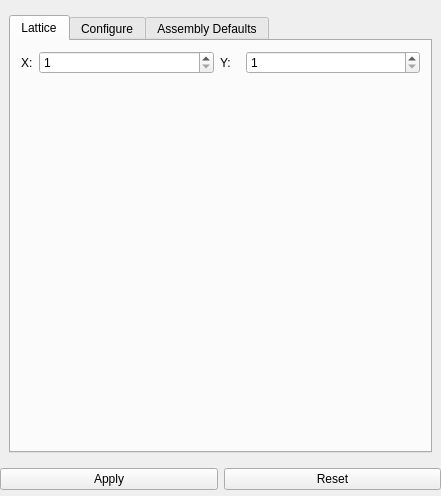
Above: Application/qInputPropertiesWidget.ui from Sprunth/RGG before the change. Below: the same form after it.
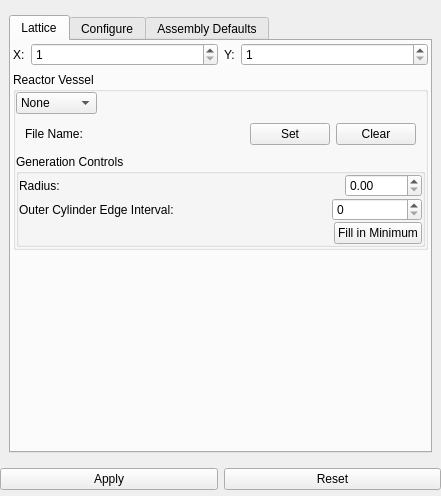
That is the form after the change.

Commit message: move the cylinder out of parameters

Patch:
```diff
--- a/Application/qInputPropertiesWidget.ui
+++ b/Application/qInputPropertiesWidget.ui
@@ -66,44 +66,308 @@
           <attribute name="title">
            <string>Lattice</string>
           </attribute>
-          <layout class="QGridLayout" name="gridLayout_12">
+          <layout class="QVBoxLayout" name="verticalLayout_5">
            <property name="margin">
-            <number>10</number>
+            <number>2</number>
            </property>
-           <item row="0" column="0">
-            <widget class="QLabel" name="coreLabelX">
-             <property name="sizePolicy">
-              <sizepolicy hsizetype="Fixed" vsizetype="Preferred">
-               <horstretch>0</horstretch>
-               <verstretch>0</verstretch>
-              </sizepolicy>
-             </property>
-             <property name="text">
-              <string>X:</string>
-             </property>
-            </widget>
+           <item>
+            <layout class="QHBoxLayout" name="horizontalLayout_12">
+             <item>
+              <widget class="QLabel" name="coreLabelX">
+               <property name="sizePolicy">
+                <sizepolicy hsizetype="Fixed" vsizetype="Preferred">
+                 <horstretch>0</horstretch>
+                 <verstretch>0</verstretch>
+                </sizepolicy>
+               </property>
+               <property name="text">
+                <string>X:</string>
+               </property>
+              </widget>
+             </item>
+             <item>
+              <widget class="QSpinBox" name="coreLatticeX">
+               <property name="minimum">
+                <number>1</number>
+               </property>
+               <property name="maximum">
+                <number>10000</number>
+               </property>
+              </widget>
+             </item>
+             <item>
+              <widget class="QLabel" name="coreLabelY">
+               <property name="sizePolicy">
+                <sizepolicy hsizetype="Fixed" vsizetype="Preferred">
+                 <horstretch>0</horstretch>
+                 <verstretch>0</verstretch>
+                </sizepolicy>
+               </property>
+               <property name="text">
+                <string>Y:</string>
+               </property>
+              </widget>
+             </item>
+             <item>
+              <widget class="QSpinBox" name="coreLatticeY">
+               <property name="minimum">
+                <number>1</number>
+               </property>
+               <property name="maximum">
+                <number>10000</number>
+               </property>
+              </widget>
+             </item>
+            </layout>
            </item>
-           <item row="0" column="3">
-            <widget class="QSpinBox" name="coreLatticeY">
-             <property name="minimum">
-              <number>1</number>
+           <item>
+            <widget class="QGroupBox" name="OuterJacket">
+             <property name="title">
+              <string>Reactor Vessel</string>
              </property>
-             <property name="maximum">
-              <number>10000</number>
+             <property name="checkable">
+              <bool>false</bool>
              </property>
-            </widget>
-           </item>
-           <item row="0" column="1">
-            <widget class="QSpinBox" name="coreLatticeX">
-             <property name="minimum">
-              <number>1</number>
+             <property name="checked">
+              <bool>false</bool>
              </property>
-             <property name="maximum">
-              <number>10000</number>
-             </property>
+             <layout class="QVBoxLayout" name="verticalLayout">
+              <property name="spacing">
+               <number>0</number>
+              </property>
+              <property name="margin">
+               <number>0</number>
+              </property>
+              <item>
+               <layout class="QHBoxLayout" name="horizontalLayout_9">
+                <item>
+                 <widget class="QComboBox" name="JacketMode">
+                  <item>
+                   <property name="text">
+                    <string>None</string>
+                   </property>
+                  </item>
+                  <item>
+                   <property name="text">
+                    <string>External</string>
+                   </property>
+                  </item>
+                  <item>
+                   <property name="text">
+                    <string>Generate</string>
+                   </property>
+                  </item>
+                 </widget>
+                </item>
+                <item>
+                 <spacer name="horizontalSpacer_5">
+                  <property name="orientation">
+                   <enum>Qt::Horizontal</enum>
+                  </property>
+                  <property name="sizeHint" stdset="0">
+                   <size>
+                    <width>40</width>
+                    <height>20</height>
+                   </size>
+                  </property>
+                 </spacer>
+                </item>
+               </layout>
+              </item>
+              <item>
+               <widget class="QWidget" name="FileName" native="true">
+                <layout class="QHBoxLayout" name="horizontalLayout_2">
+                 <item>
+                  <widget class="QLabel" name="label_11">
+                   <property name="text">
+                    <string>File Name:</string>
+                   </property>
+                  </widget>
+                 </item>
+                 <item>
+                  <widget class="QLabel" name="Background">
+                   <property name="text">
+                    <string/>
+                   </property>
+                  </widget>
+                 </item>
+                 <item>
+                  <spacer name="horizontalSpacer">
+                   <property name="orientation">
+                    <enum>Qt::Horizontal</enum>
+                   </property>
+                   <property name="sizeHint" stdset="0">
+                    <size>
+                     <width>40</width>
+                     <height>20</height>
+                    </size>
+                   </property>
+                  </spacer>
+                 </item>
+                 <item>
+                  <widget class="QPushButton" name="BackgroundSetting">
+                   <property name="toolTip">
+                    <string/>
+                   </property>
+                   <property name="text">
+                    <string>Set</string>
+                   </property>
+                  </widget>
+                 </item>
+                 <item>
+                  <widget class="QPushButton" name="BackgroundClear">
+                   <property name="text">
+                    <string>Clear</string>
+                   </property>
+                   <property name="iconSize">
+                    <size>
+                     <width>0</width>
+                     <height>0</height>
+                    </size>
+                   </property>
+                  </widget>
+                 </item>
+                </layout>
+               </widget>
+              </item>
+              <item>
+               <widget class="QGroupBox" name="GenerateControls">
+                <property name="minimumSize">
+                 <size>
+                  <width>0</width>
+                  <height>0</height>
+                 </size>
+                </property>
+                <property name="title">
+                 <string>Generation Controls</string>
+                </property>
+                <property name="checkable">
+                 <bool>false</bool>
+                </property>
+                <property name="checked">
+                 <bool>false</bool>
+                </property>
+                <layout class="QVBoxLayout" name="verticalLayout_4">
+                 <property name="spacing">
+                  <number>1</number>
+                 </property>
+                 <property name="margin">
+                  <number>0</number>
+                 </property>
+                 <item>
+                  <layout class="QHBoxLayout" name="horizontalLayout_3">
+                   <item>
+                    <widget class="QLabel" name="label_13">
+                     <property name="text">
+                      <string>Radius:</string>
+                     </property>
+                    </widget>
+                   </item>
+                   <item>
+                    <spacer name="horizontalSpacer_2">
+                     <property name="orientation">
+                      <enum>Qt::Horizontal</enum>
+                     </property>
+                     <property name="sizeHint" stdset="0">
+                      <size>
+                       <width>40</width>
+                       <height>20</height>
+                      </size>
+                     </property>
+                    </spacer>
+                   </item>
+                   <item>
+                    <widget class="QDoubleSpinBox" name="RadiusBox">
+                     <property name="toolTip">
+                      <string>Set to 0.0 to disable generation</string>
+                     </property>
+                     <property name="decimals">
+                      <number>2</number>
+                     </property>
+                     <property name="maximum">
+                      <double>10000.000000000000000</double>
+                     </property>
+                    </widget>
+                   </item>
+                  </layout>
+                 </item>
+                 <item>
+                  <layout class="QHBoxLayout" name="horizontalLayout_10">
+                   <item>
+                    <widget class="QLabel" name="label_14">
+                     <property name="text">
+                      <string>Outer Cylinder Edge Interval:</string>
+                     </property>
+                    </widget>
+                   </item>
+                   <item>
+                    <spacer name="horizontalSpacer_4">
+                     <property name="orientation">
+                      <enum>Qt::Horizontal</enum>
+                     </property>
+                     <property name="sizeHint" stdset="0">
+                      <size>
+                       <width>40</width>
+                       <height>20</height>
+                      </size>
+                     </property>
+                    </spacer>
+                   </item>
+                   <item>
+                    <widget class="QSpinBox" name="OuterEdgeInterval">
+                     <property name="minimumSize">
+                      <size>
+                       <width>90</width>
+                       <height>0</height>
+                      </size>
+                     </property>
+                     <property name="toolTip">
+                      <string>Set to zero to disable generation</string>
+                     </property>
+                     <property name="minimum">
+                      <number>0</number>
+                     </property>
+                     <property name="maximum">
+                      <number>100000</number>
+                     </property>
+                     <property name="value">
+                      <number>0</number>
+                     </property>
+                    </widget>
+                   </item>
+                  </layout>
+                 </item>
+                 <item>
+                  <layout class="QHBoxLayout" name="horizontalLayout_11">
+                   <item>
+                    <spacer name="horizontalSpacer_3">
+                     <property name="orientation">
+                      <enum>Qt::Horizontal</enum>
+                     </property>
+                     <property name="sizeHint" stdset="0">
+                      <size>
+                       <width>40</width>
+                       <height>20</height>
+                      </size>
+                     </property>
+                    </spacer>
+                   </item>
+                   <item>
+                    <widget class="QPushButton" name="FindMinCylinder">
+                     <property name="text">
+                      <string>Fill in Minimum</string>
+                     </property>
+                    </widget>
+                   </item>
+                  </layout>
+                 </item>
+                </layout>
+               </widget>
+              </item>
+             </layout>
             </widget>
            </item>
-           <item row="1" column="2">
+           <item>
             <spacer name="verticalSpacer_5">
              <property name="orientation">
               <enum>Qt::Vertical</enum>
@@ -116,19 +380,6 @@
              </property>
             </spacer>
            </item>
-           <item row="0" column="2">
-            <widget class="QLabel" name="coreLabelY">
-             <property name="sizePolicy">
-              <sizepolicy hsizetype="Fixed" vsizetype="Preferred">
-               <horstretch>0</horstretch>
-               <verstretch>0</verstretch>
-              </sizepolicy>
-             </property>
-             <property name="text">
-              <string>Y:</string>
-             </property>
-            </widget>
-           </item>
           </layout>
           <zorder>coreLatticeY</zorder>
           <zorder>coreLabelY</zorder>
```
Left out of the diff: 6 changed lines with no effect on the pictures. The commit also changes 4 other files.
